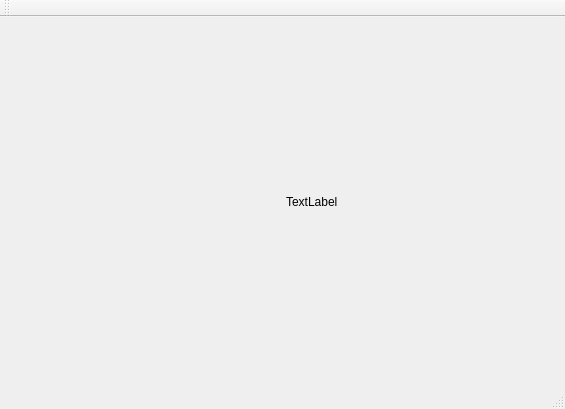
This is mainwindow.ui in seriznue/EstereoCameraViewer as Qt 5 draws it before an edit. The edited form follows.
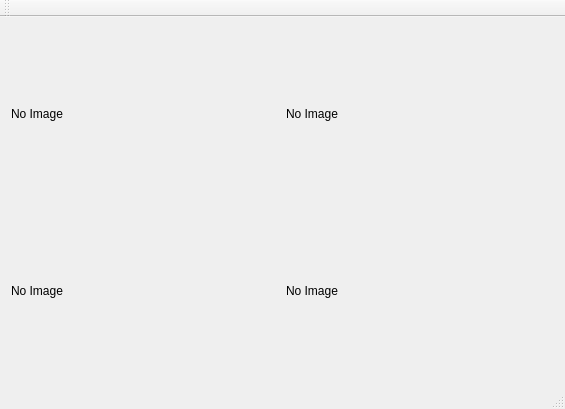
This is the edited form.

```diff
--- a/mainwindow.ui
+++ b/mainwindow.ui
@@ -20,14 +20,32 @@
       <item>
        <widget class="QLabel" name="leftImageLabel">
         <property name="text">
-         <string/>
+         <string>No Image</string>
         </property>
        </widget>
       </item>
       <item>
        <widget class="QLabel" name="rightImageLabel">
         <property name="text">
-         <string>TextLabel</string>
+         <string>No Image</string>
+        </property>
+       </widget>
+      </item>
+     </layout>
+    </item>
+    <item>
+     <layout class="QHBoxLayout" name="horizontalLayout_2">
+      <item>
+       <widget class="QLabel" name="leftImageLabel_2">
+        <property name="text">
+         <string>No Image</string>
+        </property>
+       </widget>
+      </item>
+      <item>
+       <widget class="QLabel" name="rightImageLabel_2">
+        <property name="text">
+         <string>No Image</string>
         </property>
        </widget>
       </item>
```
